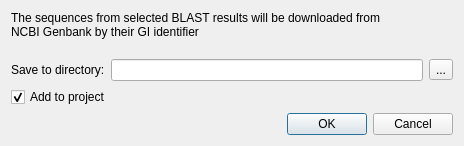
The window that src/plugins/dna_export/src/GetSequenceByIdDialog.ui (violethaze74/ugene) describes before a commit, drawn with Qt 5.
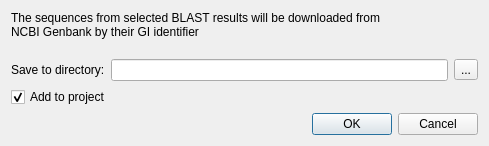
The same window after the commit.

```diff
--- a/src/plugins/dna_export/src/GetSequenceByIdDialog.ui
+++ b/src/plugins/dna_export/src/GetSequenceByIdDialog.ui
@@ -6,7 +6,7 @@
    <rect>
     <x>0</x>
     <y>0</y>
-    <width>464</width>
+    <width>489</width>
     <height>184</height>
    </rect>
   </property>
@@ -78,19 +78,6 @@
      <property name="sizeConstraint">
       <enum>QLayout::SetMinAndMaxSize</enum>
      </property>
-     <item>
-      <spacer name="horizontalSpacer">
-       <property name="orientation">
-        <enum>Qt::Horizontal</enum>
-       </property>
-       <property name="sizeHint" stdset="0">
-        <size>
-         <width>40</width>
-         <height>20</height>
-        </size>
-       </property>
-      </spacer>
-     </item>
      <item>
       <widget class="QDialogButtonBox" name="buttonBox">
        <property name="orientation">
```
